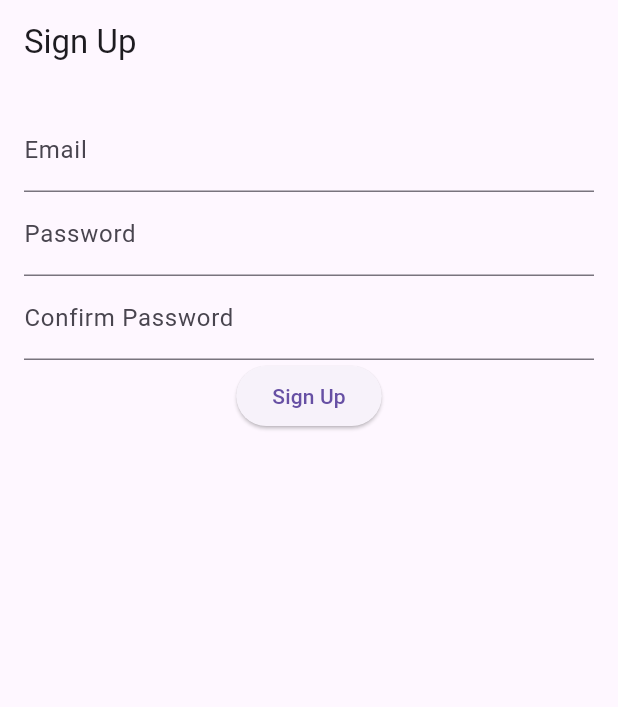
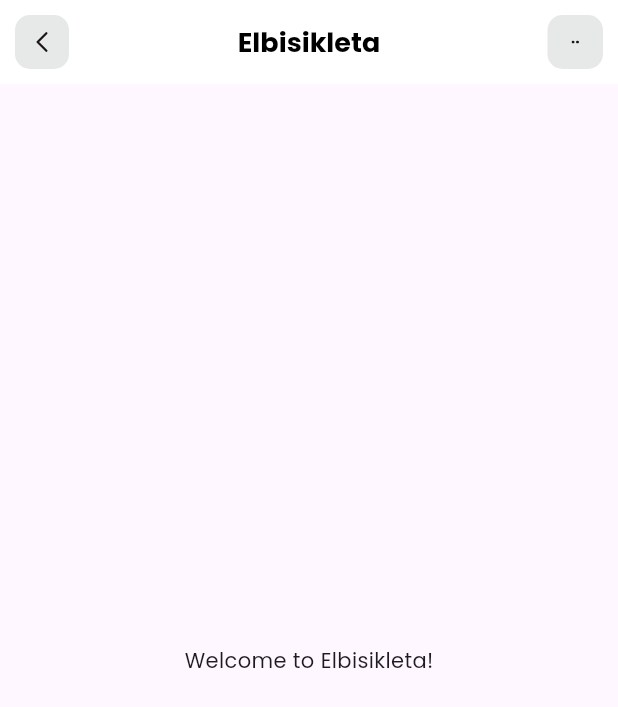
Before and after one commit to PeterArpon/elbisikleta, a Flutter app: the screen it shows after launch, on a phone screen of 412 x 824 dp. Shown: the top 707 px of the screen. Run offline on Flutter 3.47's test engine with Material 3 defaults, Android fonts, the phone set to English and light mode, and no system bars; our stand-ins replace flutter_svg.

Commit message:
UI: added an appBar

```diff
--- a/lib/main.dart
+++ b/lib/main.dart
@@ -1,6 +1,7 @@
 import 'package:flutter/material.dart';
 import 'screens/SignInPage.dart';
 import 'screens/SignUpPage.dart';
+import 'screens/HomePage.dart';
 
 void main() {
   runApp(const MyApp());
@@ -13,12 +14,12 @@
   Widget build(BuildContext context) {
     return MaterialApp(
       title: 'Elbisikleta',
+      debugShowCheckedModeBanner: false,
       theme: ThemeData(
-        useMaterial3: true,
-        primarySwatch: Colors.blue,
+        fontFamily: 'Poppins',
       ),
       routes: {
-        '/': (context) => const SignUpPage(),
+        '/': (context) => const HomePage(),
         '/sign-in': (context) => const SignInPage(),
         '/sign-up': (context) => const SignUpPage(),
         // '/homepage': (context) => const HomePage(),
--- a/lib/screens/HomePage.dart
+++ b/lib/screens/HomePage.dart
@@ -0,0 +1,69 @@
+import 'package:flutter/material.dart';
+import 'package:flutter_svg/flutter_svg.dart';
+
+class HomePage extends StatelessWidget {
+  const HomePage({super.key});
+
+  @override
+  Widget build(BuildContext context) {
+    return Scaffold(
+      appBar: appBar(),
+      body: const Center(
+        child: Text('Welcome to Elbisikleta!'),
+      ),
+    );
+  }
+
+  AppBar appBar() {
+    return AppBar(
+      title: const Text(
+        'Elbisikleta',
+        style: TextStyle(
+          color: Colors.black,
+          fontSize: 18.0,
+          fontWeight: FontWeight.bold
+        ),
+      ),
+      backgroundColor: Colors.white,
+      elevation: 0.0,
+      centerTitle: true,
+      leading: GestureDetector(
+        onTap: () {
+
+        },
+        child: Container(
+          margin: EdgeInsets.all(10.0),
+          alignment: Alignment.center,
+          decoration: BoxDecoration(
+            color: Color(0xFFE7E8E8),
+            borderRadius: BorderRadius.circular(10.0)
+          ),
+          child: SvgPicture.asset('assets/icons/Arrow - Left 2.svg',
+            height: 20,
+            width: 20,
+          ),
+        ),
+      ),
+      actions: [
+        GestureDetector(
+          onTap: () {
+
+          },
+          child: Container(
+            margin: EdgeInsets.all(10.0),
+            alignment: Alignment.center,
+            width: 37,
+            decoration: BoxDecoration(
+              color: Color(0xFFE7E8E8),
+              borderRadius: BorderRadius.circular(10.0)
+            ),
+            child: SvgPicture.asset('assets/icons/dots.svg',
+              height: 5,
+              width: 5,
+            ),
+          ),
+        ),
+      ],
+    );
+  }
+}
--- a/lib/screens/SignUpPage.dart
+++ b/lib/screens/SignUpPage.dart
@@ -78,6 +78,10 @@
                 },
                 obscureText: _obscureText,
               ),
+              TextButton(
+                onPressed: _togglePasswordVisibility,
+                child: new Text(_obscureText ? "Show" : "Hide"),
+              ),
               ElevatedButton(
                 onPressed: () {
                   if (_formKey.currentState!.validate()) {
```
Also changed, not shown: pubspec.yaml (+20 -14 lines), assets/icons/Arrow - Left 2.svg (added), assets/icons/dots.svg (added), fonts/Poppins-Bold.ttf (added), fonts/Poppins-Medium.ttf (added), fonts/Poppins-Regular.ttf (added), fonts/Poppins-SemiBold.ttf (added), pubspec.lock.
